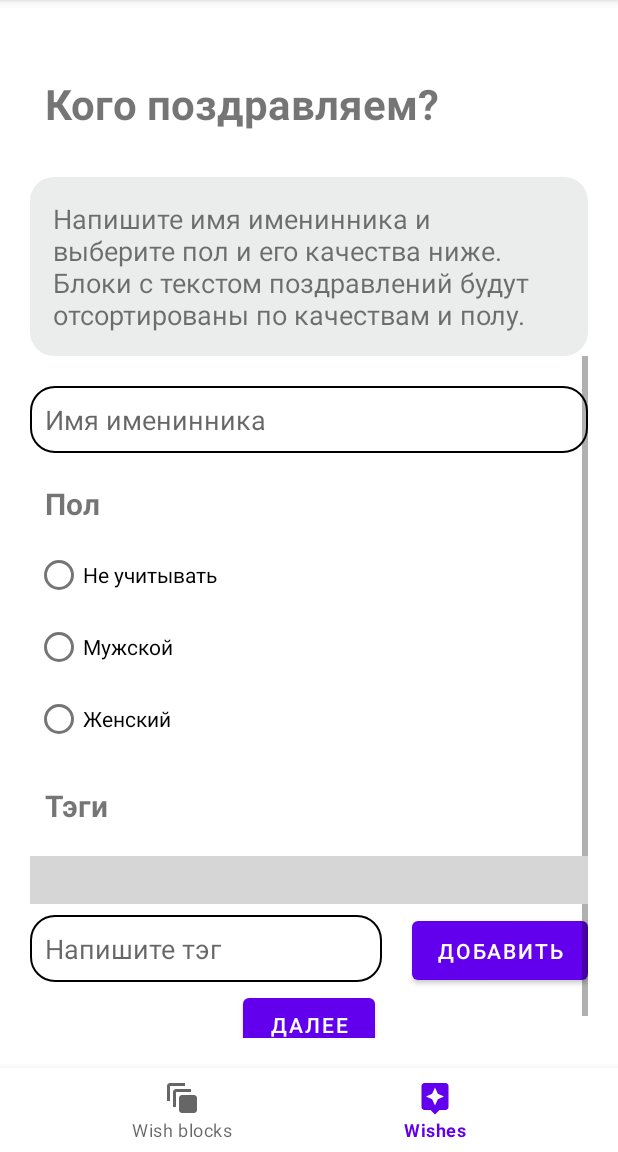
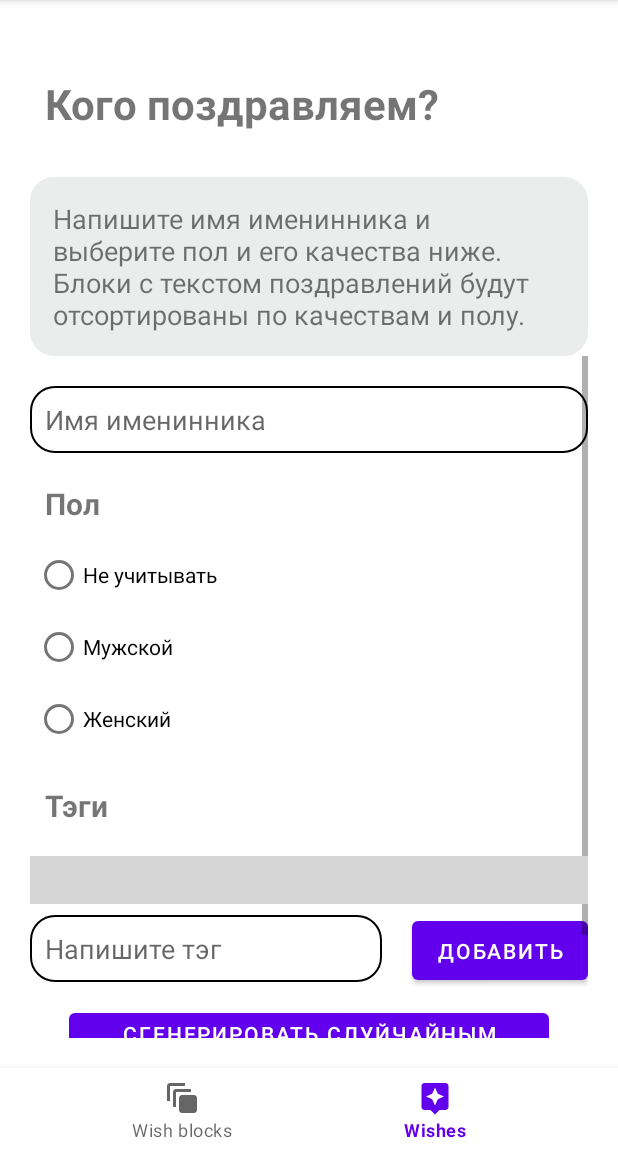
Before and after one commit to iCatOK/wisher-app-android, an Android app: the fragment AdresseeConfigFragment placed in its activity, on a phone screen of 412 x 824 dp, the part 84-1236 px from its top. Run offline under Robolectric (Android 15) with nearby library versions, the phone set to English and light mode, and no system bars; our stand-ins replace Firebase (no records; nobody signed in at launch, a user with empty details on screens opened directly), navigation-ui; libraries missing offline, so code that uses them is left out: me.gujun.android; plain views replace TagGroup; 2 statements that could not run were skipped; grey boxes are pictures that could not be loaded.

Commit message:
добавил рандомную генерацию

```diff
--- a/WisherApp/app/src/main/java/ru/omegapps/wisherapp/data_agents/FireBaseDataAgent.java
+++ b/WisherApp/app/src/main/java/ru/omegapps/wisherapp/data_agents/FireBaseDataAgent.java
@@ -6,6 +6,7 @@ import android.widget.Toast;
 
 import androidx.annotation.NonNull;
 import androidx.annotation.Nullable;
+import androidx.fragment.app.FragmentActivity;
 
 import com.google.android.gms.tasks.OnCompleteListener;
 import com.google.android.gms.tasks.Task;
@@ -24,10 +25,13 @@ import java.util.List;
 import java.util.stream.Collectors;
 
 import ru.omegapps.wisherapp.MainActivity;
+import ru.omegapps.wisherapp.R;
 import ru.omegapps.wisherapp.dto.Wish;
 import ru.omegapps.wisherapp.dto.WishBlock;
 import ru.omegapps.wisherapp.enums.WishBlockEnum;
 import ru.omegapps.wisherapp.enums.WishEnum;
+import ru.omegapps.wisherapp.fragments.HomeFragment;
+import ru.omegapps.wisherapp.fragments.wishgen.WishGenSessionEndFragment;
 import ru.omegapps.wisherapp.interfaces.DataAgent;
 
 public class FireBaseDataAgent {
--- a/WisherApp/app/src/main/res/layout/fragment_wish_gen_step_zero.xml
+++ b/WisherApp/app/src/main/res/layout/fragment_wish_gen_step_zero.xml
@@ -147,13 +147,27 @@
                 android:layout_height="wrap_content"
                 android:layout_gravity="right" />
 
-            <Button
+            <LinearLayout
                 android:layout_width="wrap_content"
                 android:layout_height="wrap_content"
-                android:id="@+id/step_0_nextStepButton"
-                android:layout_below="@id/tag_search_layout"
-                android:text="Далее"
-                android:layout_centerInParent="true"/>
+                android:layout_below="@+id/tag_search_layout"
+                android:layout_centerInParent="true"
+                android:gravity="center"
+                android:orientation="vertical">
+
+                <Button
+                    android:layout_width="wrap_content"
+                    android:layout_height="wrap_content"
+                    android:id="@+id/step_0_randomGenButton"
+                    android:layout_marginTop="10dp"
+                    android:text="Сгенерировать слуйчайным образом" />
+                <Button
+                    android:layout_width="wrap_content"
+                    android:layout_height="wrap_content"
+                    android:id="@+id/step_0_nextStepButton"
+                    android:text="Далее" />
+            </LinearLayout>
+
 
         </RelativeLayout>
 
```
Also changed, not shown: WisherApp/app/src/main/java/ru/omegapps/wisherapp/fragments/wishgen/AdresseeConfigFragment.java (+31 -0 lines), WisherApp/app/src/main/java/ru/omegapps/wisherapp/managers/WishManager.java (+16 -4 lines).
